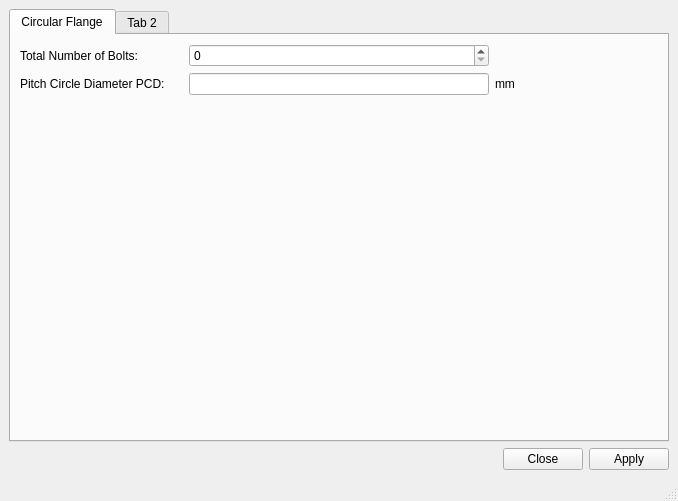
Old version of the form BAT/src/gui/bat_flange.ui in the repository misams/BAT.
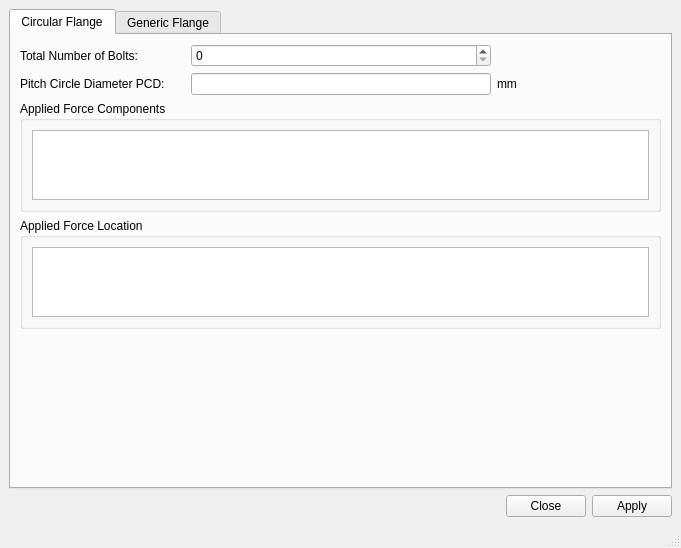
New version of the form.

Commit message: work on circular flange

What changed in the file:
```diff
--- a/BAT/src/gui/bat_flange.ui
+++ b/BAT/src/gui/bat_flange.ui
@@ -6,8 +6,8 @@
    <rect>
     <x>0</x>
     <y>0</y>
-    <width>678</width>
-    <height>501</height>
+    <width>681</width>
+    <height>548</height>
    </rect>
   </property>
   <property name="windowTitle">
@@ -25,7 +25,56 @@
         <string>Circular Flange</string>
        </attribute>
        <layout class="QGridLayout" name="gridLayout_5">
-        <item row="2" column="0">
+        <item row="2" column="0" colspan="3">
+         <widget class="QGroupBox" name="groupBox">
+          <property name="title">
+           <string>Applied Force Components</string>
+          </property>
+          <layout class="QVBoxLayout" name="verticalLayout_2">
+           <item>
+            <widget class="QTableWidget" name="forceCompTable">
+             <property name="sizePolicy">
+              <sizepolicy hsizetype="Expanding" vsizetype="Fixed">
+               <horstretch>0</horstretch>
+               <verstretch>0</verstretch>
+              </sizepolicy>
+             </property>
+             <property name="minimumSize">
+              <size>
+               <width>0</width>
+               <height>0</height>
+              </size>
+             </property>
+             <property name="maximumSize">
+              <size>
+               <width>16777215</width>
+               <height>70</height>
+              </size>
+             </property>
+             <property name="rowCount">
+              <number>0</number>
+             </property>
+             <property name="columnCount">
+              <number>0</number>
+             </property>
+             <attribute name="horizontalHeaderStretchLastSection">
+              <bool>false</bool>
+             </attribute>
+             <attribute name="verticalHeaderVisible">
+              <bool>false</bool>
+             </attribute>
+             <attribute name="verticalHeaderCascadingSectionResizes">
+              <bool>false</bool>
+             </attribute>
+             <attribute name="verticalHeaderStretchLastSection">
+              <bool>true</bool>
+             </attribute>
+            </widget>
+           </item>
+          </layout>
+         </widget>
+        </item>
+        <item row="4" column="0">
          <spacer name="verticalSpacer">
           <property name="orientation">
            <enum>Qt::Vertical</enum>
@@ -72,11 +121,48 @@
           </property>
          </widget>
         </item>
+        <item row="3" column="0" colspan="3">
+         <widget class="QGroupBox" name="groupBox_2">
+          <property name="title">
+           <string>Applied Force Location</string>
+          </property>
+          <layout class="QVBoxLayout" name="verticalLayout_3">
+           <item>
+            <widget class="QTableWidget" name="forceLocTable">
+             <property name="sizePolicy">
+              <sizepolicy hsizetype="Expanding" vsizetype="Fixed">
+               <horstretch>0</horstretch>
+               <verstretch>0</verstretch>
+              </sizepolicy>
+             </property>
+             <property name="maximumSize">
+              <size>
+               <width>16777215</width>
+               <height>70</height>
+              </size>
+             </property>
+             <property name="rowCount">
+              <number>0</number>
+             </property>
+             <property name="columnCount">
+              <number>0</number>
+             </property>
+             <attribute name="verticalHeaderVisible">
+              <bool>false</bool>
+             </attribute>
+             <attribute name="verticalHeaderStretchLastSection">
+              <bool>true</bool>
+             </attribute>
+            </widget>
+           </item>
+          </layout>
+         </widget>
+        </item>
        </layout>
       </widget>
       <widget class="QWidget" name="tab_2">
        <attribute name="title">
-        <string>Tab 2</string>
+        <string>Generic Flange</string>
        </attribute>
       </widget>
      </widget>
```
Left out of the diff: 8 changed lines with no effect on the pictures. The commit also changes 2 other files.
